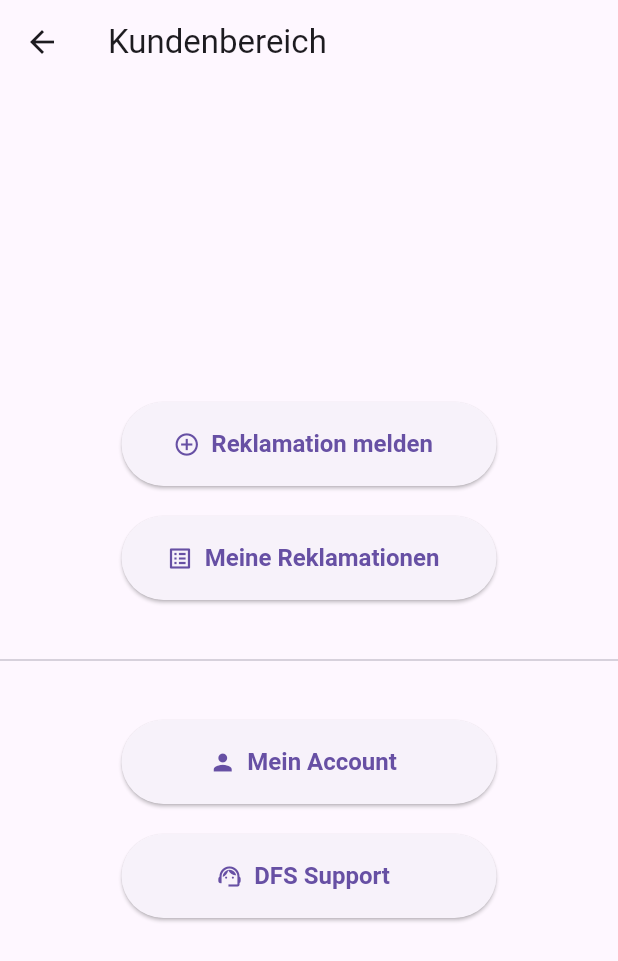
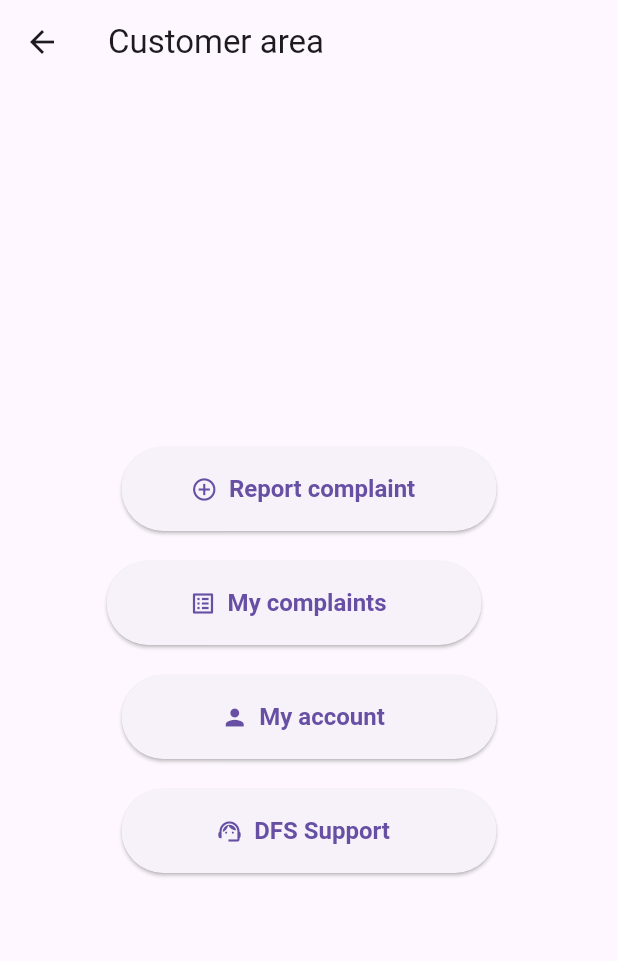
Before and after one commit to tbauer-oss/dfs-complaints, a Flutter app: the CustomerHomePage screen opened directly with empty values, on a phone screen of 412 x 824 dp. Shown: the top 961 px of the screen. Run offline on Flutter 3.47's test engine with Material 3 defaults, Android fonts, the phone set to English and light mode, and no system bars; our stand-ins replace file_picker; missing offline and left inert: dart:html; generated files the repository leaves out were written again.

Commit message:
Update customer_home.dart

```diff
--- a/flutter_web/lib/pages/customer_home.dart
+++ b/flutter_web/lib/pages/customer_home.dart
@@ -1,6 +1,9 @@
+// lib/pages/customer_home_page.dart
 import 'package:flutter/material.dart';
 import '../api/client.dart';
-import 'complaint_form_page.dart'; // deine bestehende Seite zum Melden
+import '../l10n/app_localizations.dart';
+
+import 'complaint_form_page.dart';
 import 'my_complaints_page.dart';
 import 'account_page.dart';
 import 'support_page.dart';
@@ -11,13 +14,15 @@ class CustomerHomePage extends StatelessWidget {
 
   @override
   Widget build(BuildContext context) {
+    final t = AppLocalizations.of(context)!;
+
     final btnStyle = ElevatedButton.styleFrom(
       minimumSize: const Size(250, 56),
       textStyle: const TextStyle(fontSize: 16, fontWeight: FontWeight.w600),
     );
 
     return Scaffold(
-      appBar: AppBar(title: const Text('Kundenbereich')),
+      appBar: AppBar(title: Text(t.customer_area)), // „Kundenbereich“ lokalisiert
       body: Center(
         child: Wrap(
           alignment: WrapAlignment.center,
@@ -32,7 +37,7 @@ class CustomerHomePage extends StatelessWidget {
                 ));
               },
               icon: const Icon(Icons.add_circle_outline),
-              label: const Text('Reklamation melden'),
+              label: Text(t.reportComplaint), // „Reklamation melden“
             ),
             ElevatedButton.icon(
               style: btnStyle,
@@ -42,9 +47,11 @@ class CustomerHomePage extends StatelessWidget {
                 ));
               },
               icon: const Icon(Icons.list_alt),
-              label: const Text('Meine Reklamationen'),
+              label: Text(t.myComplaints), // „Meine Reklamationen“
             ),
-            const Divider(height: 40, thickness: 1),
+
+            const SizedBox(height: 40), // statt Divider in Wrap (wirkt sauberer)
+
             ElevatedButton.icon(
               style: btnStyle,
               onPressed: () {
@@ -53,7 +60,7 @@ class CustomerHomePage extends StatelessWidget {
                 ));
               },
               icon: const Icon(Icons.person),
-              label: const Text('Mein Account'),
+              label: Text(t.myAccount), // „Mein Account“
             ),
             ElevatedButton.icon(
               style: btnStyle,
@@ -63,7 +70,7 @@ class CustomerHomePage extends StatelessWidget {
                 ));
               },
               icon: const Icon(Icons.support_agent),
-              label: const Text('DFS Support'),
+              label: Text(t.supportTitle), // „DFS Support“ lokalisiert
             ),
           ],
         ),
```
